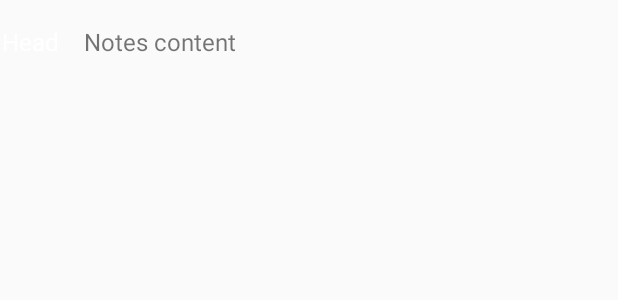
After one commit to keronei/JournalApp, an Android app: the layout notes_list_item.xml on its own in the app's theme, with its tools: preview values and no code run, on a phone screen of 412 x 824 dp. The commit adds this screen. Shown: the top 300 px of the screen. Run offline under Robolectric (Android 15) with nearby library versions, the phone set to English and light mode, and no system bars.

Commit message:
1.Configured Content adapter. 2.Initialized SQlite Database(Creation Bit)

```diff
--- a/app/src/main/java/com/de/k3ron3i/journalapp/MainActivity.java
+++ b/app/src/main/java/com/de/k3ron3i/journalapp/MainActivity.java
@@ -15,8 +15,8 @@ public class MainActivity extends AppCompatActivity {
     protected void onCreate(Bundle savedInstanceState) {
         super.onCreate(savedInstanceState);
         setContentView(R.layout.activity_main);
-        Toolbar toolbar = (Toolbar) findViewById(R.id.toolbar);
-        setSupportActionBar(toolbar);
+       // Toolbar toolbar = (Toolbar) findViewById(R.id.toolbar);
+        //setSupportActionBar(toolbar);
 
         FloatingActionButton fab = (FloatingActionButton) findViewById(R.id.fab);
         fab.setOnClickListener(new View.OnClickListener() {
--- /dev/null
+++ b/app/src/main/res/layout/notes_list_item.xml
@@ -0,0 +1,31 @@
+<?xml version="1.0" encoding="utf-8"?>
+<LinearLayout xmlns:android="http://schemas.android.com/apk/res/android"
+    android:layout_width="match_parent"
+    android:layout_height="56dp"
+    android:gravity="center_vertical"
+    android:orientation="horizontal">
+
+    <TextView
+        android:id="@+id/party_size_text_view"
+        android:layout_width="40dp"
+        android:layout_height="40dp"
+        android:layout_gravity="center"
+
+        android:fontFamily="sans-serif"
+        android:gravity="center"
+        android:textColor="@android:color/white"
+        android:textSize="16sp"
+        android:text="@string/head"/>
+
+    <TextView
+        android:id="@+id/name_text_view"
+        android:layout_width="0dp"
+        android:layout_height="wrap_content"
+        android:layout_marginLeft="16dp"
+        android:layout_weight="1"
+        android:fontFamily="sans-serif"
+        android:textSize="16sp"
+        android:text="@string/notes_content"/>
+
+
+</LinearLayout>
--- a/app/src/main/res/values/dimens.xml
+++ b/app/src/main/res/values/dimens.xml
@@ -1,3 +1,5 @@
 <resources>
     <dimen name="fab_margin">16dp</dimen>
+    <dimen name="activity_horizontal_margin">16dp</dimen>
+    <dimen name="activity_vertical_margin">16dp</dimen>
 </resources>
--- a/app/src/main/res/values/strings.xml
+++ b/app/src/main/res/values/strings.xml
@@ -1,4 +1,6 @@
 <resources>
     <string name="app_name">Journal App</string>
     <string name="action_settings">Settings</string>
+    <string name="head">Head</string>
+    <string name="notes_content">Notes content</string>
 </resources>
```
Also changed, not shown: app/build.gradle (+10 -10 lines), app/src/main/java/com/de/k3ron3i/journalapp/DbHelper/Definitions.java (added, +14 -0 lines), app/src/main/java/com/de/k3ron3i/journalapp/DbHelper/NotesDbHelper.java (added, +46 -0 lines), app/src/main/java/com/de/k3ron3i/journalapp/NotesListAdapter.java (added, +89 -0 lines), app/src/main/res/layout/activity_main.xml (+8 -16 lines), app/src/main/res/layout/content_main.xml (deleted, +0 -20 lines), 2 other files.
